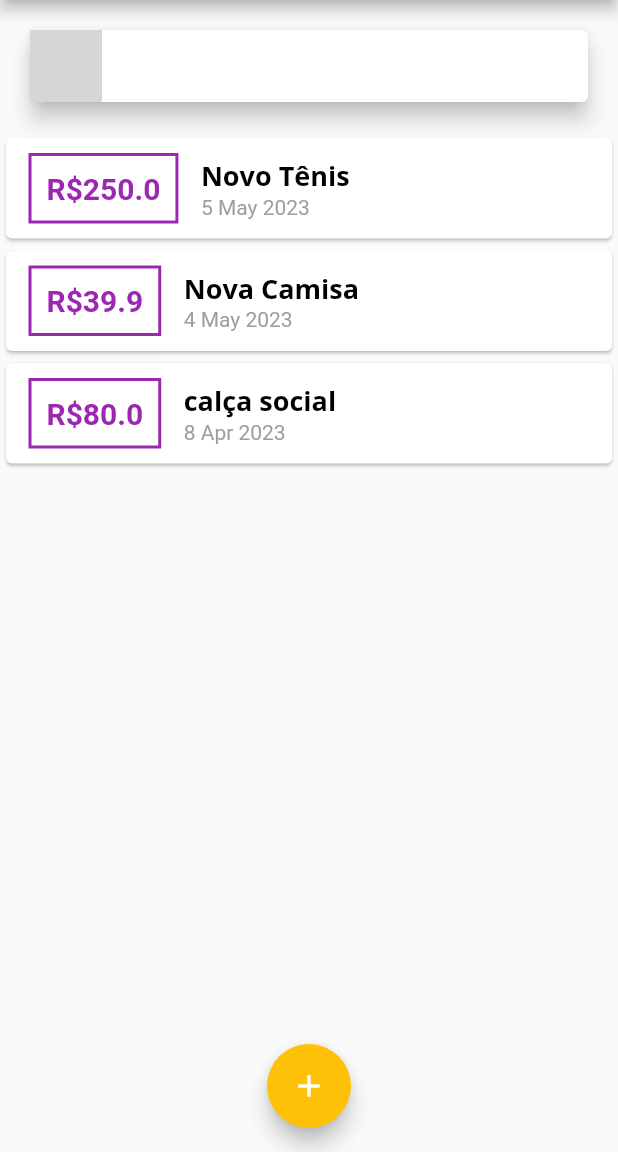
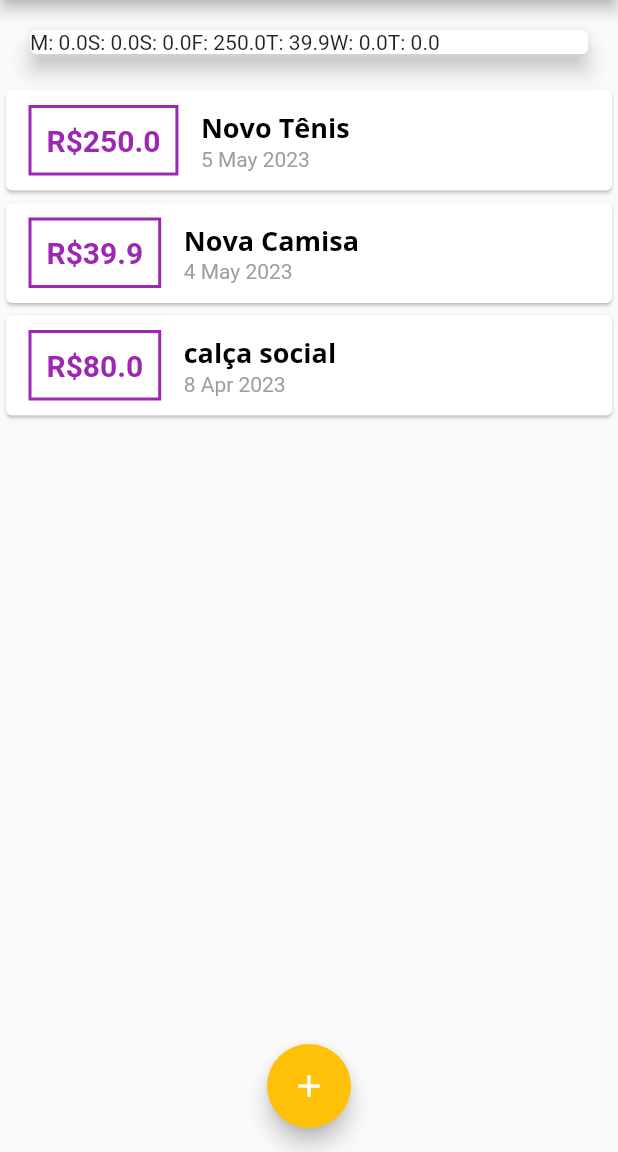
Before and after one commit to Marvingms7/projeto_despesas_pessoais, a Flutter app: the screen it shows after launch, on a phone screen of 412 x 824 dp, the part 84-1236 px from its top. Run offline on Flutter 3.47's test engine with Material 2 defaults, Android fonts, the phone set to English and light mode, and no system bars; grey boxes are pictures that could not be loaded.

Commit message:
Refatorando o chart

```diff
--- a/lib/components/chart.dart
+++ b/lib/components/chart.dart
@@ -3,7 +3,7 @@ import 'package:intl/intl.dart';
 import 'package:projeto_despesas_pessoais/models/transaction.dart';
 
 class Chart extends StatelessWidget {
-  const Chart({super.key, required this.recentTransaction});
+  const Chart(this.recentTransaction, {Key? key}) : super(key: key);
 
   final List<Transaction> recentTransaction;
 
@@ -15,20 +15,17 @@ class Chart extends StatelessWidget {
 
       double totalSun = 0.0;
 
-      for(var i = 0; i < recentTransaction.length; i++){
+      for (var i = 0; i < recentTransaction.length; i++) {
         bool sameDay = recentTransaction[i].data.day == weekDay.day;
         bool sameMonth = recentTransaction[i].data.month == weekDay.month;
         bool sameYear = recentTransaction[i].data.year == weekDay.year;
-        if(sameDay && sameMonth && sameYear){
+        if (sameDay && sameMonth && sameYear) {
           totalSun += recentTransaction[i].value;
         }
       }
 
-
-
       print(DateFormat.E().format(weekDay)[0]);
       print(totalSun);
-
 
       return {
         'day': DateFormat.E().format(weekDay)[0],
@@ -42,11 +39,11 @@ class Chart extends StatelessWidget {
     groupedTransactions;
     return Card(
       elevation: 6,
-      margin: EdgeInsets.all(20),
+      margin: const EdgeInsets.all(20),
       child: Row(
-        children: [
-          groupedTransactions.map().toList(),
-        ],
+        children: groupedTransactions.map((tr) {
+          return Text('${tr['day']}: ${tr['value']}');
+        }).toList(),
       ),
     );
   }
--- a/lib/main.dart
+++ b/lib/main.dart
@@ -68,9 +68,7 @@ class _MyHomePageState extends State<MyHomePage> {
       id: 't3',
       title: 'calça social',
       value: 80.0,
-      data: DateTime.now().subtract(const Duration(
-        days: 30,
-      )),
+      data: DateTime.now().subtract(const Duration(days: 30)),
     ),
   ];
 
@@ -128,7 +126,7 @@ class _MyHomePageState extends State<MyHomePage> {
         child: Column(
           crossAxisAlignment: CrossAxisAlignment.stretch,
           children: [
-            Chart(recentTransaction: _recentTransaction),
+            Chart(_recentTransaction),
             TransactionList(_transactions),
           ],
         ),
```
Also changed, not shown: pubspec.lock.
